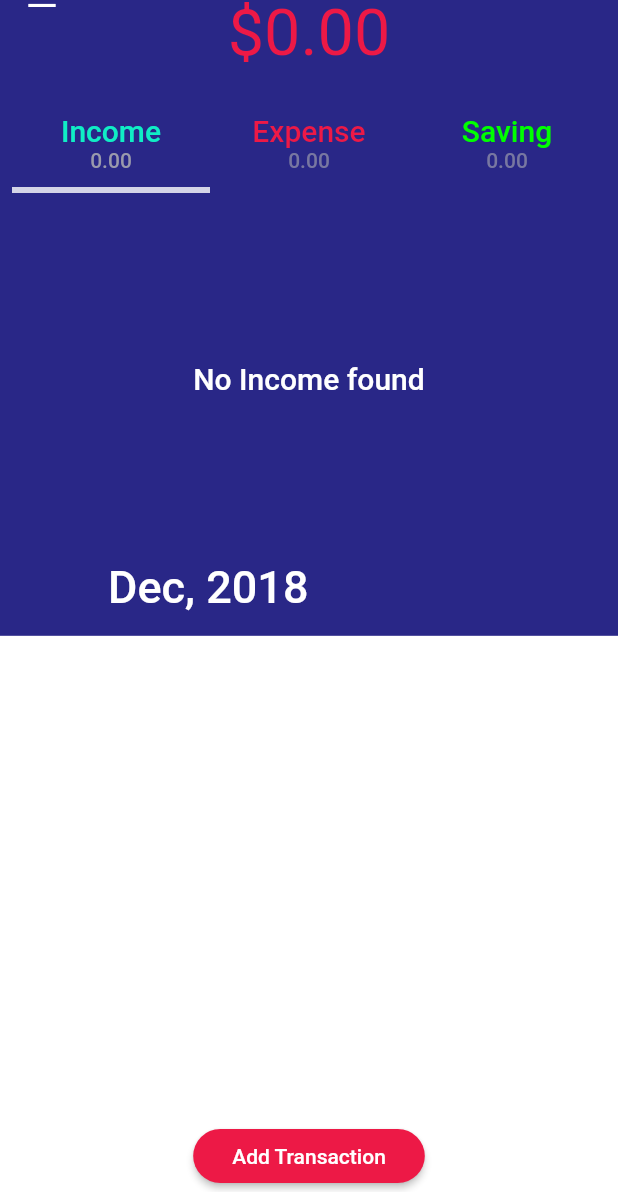
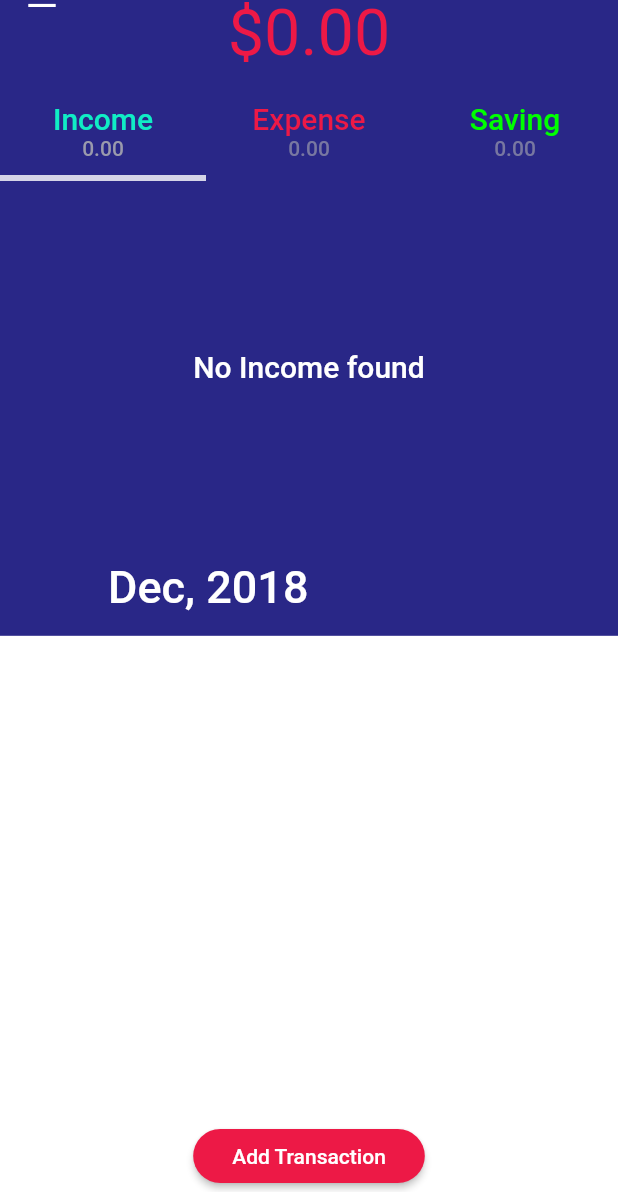
Before and after one commit to partnercloudsupport/my_wallet, a Flutter app: the screen it shows after launch, on a phone screen of 412 x 824 dp, the part 44-1236 px from its top. Run offline on Flutter 3.47's test engine with Material 2 defaults, Android fonts, the phone set to English and light mode, and no system bars; our stand-ins replace charts_flutter, firebase_core, firebase_database, shared_preferences, sqflite, synchronized; accounts and stored records are empty; statements that could not run were skipped.

Commit message:
Summary: UI revamp - remove padding in chart row

```diff
--- a/lib/ui/home/chart/chart_row_view.dart
+++ b/lib/ui/home/chart/chart_row_view.dart
@@ -27,9 +27,7 @@ class _ChartRowState extends State<ChartRow> with TickerProviderStateMixin {
 
   @override
   Widget build(BuildContext context) {
-    return Padding(
-      padding: const EdgeInsets.all(8.0),
-      child: Container(
+    return Container(
       alignment: Alignment.center,
       child: Column(
         children: <Widget>[
@@ -40,7 +38,6 @@ class _ChartRowState extends State<ChartRow> with TickerProviderStateMixin {
           )
         ],
       ),
-      ),
     );
   }
 }
```
Lines whose indentation alone changed are shown as unchanged.
